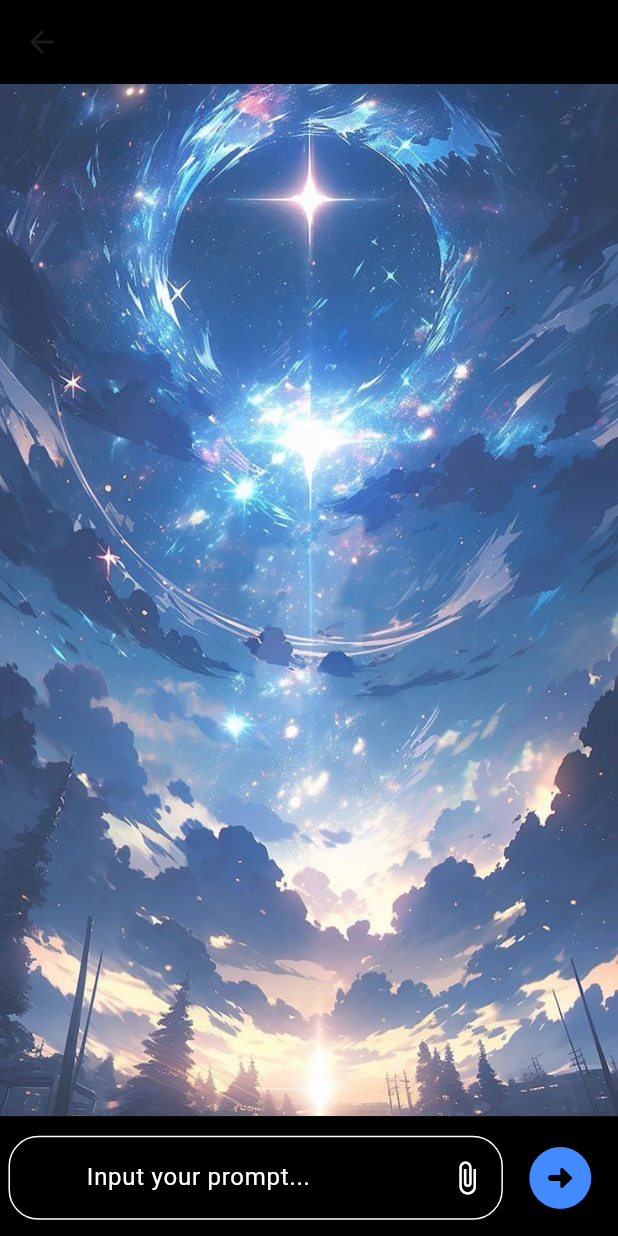
After one commit to SohamDesai1/Flutter-AI-Chatbot, a Flutter app: the ChatPDF screen opened directly, on a phone screen of 412 x 824 dp. The commit adds this screen. Run offline on Flutter 3.47's test engine with Material 3 defaults, Android fonts, the light colour scheme and no system bars; our stand-ins replace file_picker, flutter_dotenv, flutter_markdown, flutter_riverpod, go_router, google_generative_ai and 2 more; missing offline and left inert: langchain, langchain_google, syncfusion_flutter_pdf.

Commit message:
feat: added RAG chat with PDF

```diff
--- /dev/null
+++ b/lib/screens/chat_with_pdf.dart
@@ -0,0 +1,161 @@
+import 'dart:developer';
+
+import 'package:flutter/material.dart';
+import 'package:flutter_riverpod/flutter_riverpod.dart';
+import 'package:langchain/langchain.dart';
+import 'package:sizer/sizer.dart';
+import 'dart:io';
+import 'package:file_picker/file_picker.dart';
+import '../providers/chat_pdf.dart';
+import '../widgets/chat_bubble.dart';
+
+class ChatPDF extends ConsumerStatefulWidget {
+  const ChatPDF({super.key});
+
+  @override
+  ConsumerState<ConsumerStatefulWidget> createState() => _ChatPDFState();
+}
+
+class _ChatPDFState extends ConsumerState<ChatPDF> {
+  late final _prompt = TextEditingController();
+  final focus = FocusNode();
+  File? file;
+  late MemoryVectorStore vectorStore;
+
+  handlePDFUpload() async {
+    FilePickerResult? result = await FilePicker.platform
+        .pickFiles(allowedExtensions: ['pdf'], type: FileType.custom);
+
+    if (result != null) {
+      file = File(result.files.single.path!);
+      log(file!.path);
+      vectorStore = await ref.read(chatPDFProvider).getVectorStore(file!.path);
+      showDialog(
+          // ignore: use_build_context_synchronously
+          context: context,
+          builder: (context) => const AlertDialog(
+                title: Text('Success'),
+                content: Text('File Uploaded!'),
+              ));
+    } else {
+      // User canceled the picker
+    }
+  }
+
+  @override
+  Widget build(BuildContext context) {
+    final chatPDF = ref.watch(chatPDFProvider);
+    return Scaffold(
+      appBar: AppBar(
+        backgroundColor: Colors.black,
+      ),
+      body: SafeArea(
+        child: SingleChildScrollView(
+          child: Column(
+            children: [
+              Stack(
+                children: [
+                  Opacity(
+                    opacity: 0.85,
+                    child: Image.asset(
+                      "assets/images/iimg.jpg",
+                      fit: BoxFit.cover,
+                      width: 100.w,
+                      height: 83.5.h,
+                    ),
+                  ),
+                  Positioned.fill(
+                    child: Column(
+                      children: [
+                        SizedBox(
+                          height: 80.h,
+                          child: ListView.builder(
+                            controller: chatPDF.scroll,
+                            itemBuilder: (context, index) {
+                              final message = chatPDF.messages[index];
+                              return ChatBubble(
+                                message: message.content,
+                                isUser: message.sender,
+                              );
+                            },
+                            itemCount: chatPDF.messages.length,
+                          ),
+                        ),
+                      ],
+                    ),
+                  ),
+                ],
+              ),
+              Container(
+                height: 10.h,
+                color: Colors.black,
+                child: Row(
+                  mainAxisAlignment: MainAxisAlignment.spaceEvenly,
+                  children: [
+                    SizedBox(
+                      width: 80.w,
+                      child: TextField(
+                        maxLines: null,
+                        style: const TextStyle(color: Colors.white),
+                        decoration: InputDecoration(
+                          border: const OutlineInputBorder(
+                            borderRadius: BorderRadius.all(
+                              Radius.circular(20),
+                            ),
+                          ),
+                          hintText: "Input your prompt...",
+                          hintStyle: const TextStyle(color: Colors.white),
+                          enabledBorder: const OutlineInputBorder(
+                            borderRadius: BorderRadius.all(
+                              Radius.circular(20),
+                            ),
+                            borderSide: BorderSide(color: Colors.white),
+                          ),
+                          prefixIcon: file != null
+                              ? Image.asset(
+                                  'assets/images/pdf.jpg',
+                                  width: 3.w,
+                                  height: 5.h,
+                                )
+                              : const SizedBox(
+                                  width: 0,
+                                  height: 0,
+                                ),
+                          suffixIcon: file == null
+                              ? IconButton(
+                                  onPressed: handlePDFUpload,
+                                  icon: const Icon(
+                                    Icons.attach_file,
+                                    color: Colors.white,
+                                  ),
+                                )
+                              : const SizedBox(
+                                  width: 0,
+                                  height: 0,
+                                ),
+                        ),
+                        controller: _prompt,
+                        focusNode: focus,
+                      ),
+                    ),
+                    !chatPDF.loading
+                        ? IconButton(
+                            onPressed: () async {
+                              FocusManager.instance.primaryFocus?.unfocus();
+                              chatPDF.getRes(_prompt.text, vectorStore);
+                            },
+                            icon: const Icon(Icons.arrow_circle_right_rounded),
+                            color: Colors.blueAccent,
+                            iconSize: 6.h,
+                          )
+                        : const CircularProgressIndicator(),
+                  ],
+                ),
+              ),
+            ],
+          ),
+        ),
+      ),
+    );
+  }
+}
--- a/lib/screens/home.dart
+++ b/lib/screens/home.dart
@@ -139,7 +139,7 @@ class _HomeState extends ConsumerState<Home> {
                           "assets/images/iimg.jpg",
                           fit: BoxFit.cover,
                           width: 100.w,
-                          height: 80.h,
+                          height: 83.5.h,
                         ),
                       ),
                       Positioned.fill(
--- a/pubspec.yaml
+++ b/pubspec.yaml
@@ -7,6 +7,7 @@ environment:
   sdk: '>=3.3.4 <4.0.0'
 
 dependencies:
+  file_picker: ^8.0.3
   flutter:
     sdk: flutter
   flutter_dotenv: ^5.1.0
@@ -16,7 +17,11 @@ dependencies:
   google_generative_ai: ^0.4.0
   http: ^1.2.1
   image_picker: ^1.1.1
+  langchain: ^0.7.1
+  langchain_community: ^0.2.0+1
+  langchain_google: ^0.5.0
   sizer: ^2.0.15
+  syncfusion_flutter_pdf: ^25.2.6
 
 dev_dependencies:
   flutter_lints: ^3.0.0
@@ -27,4 +32,5 @@ flutter:
   uses-material-design: true
   assets:
     - .env
+    - assets/
     - assets/images/
```
Also changed, not shown: lib/providers/chat_pdf.dart (added, +117 -0 lines), assets/images/pdf.jpg (added), pubspec.lock.
